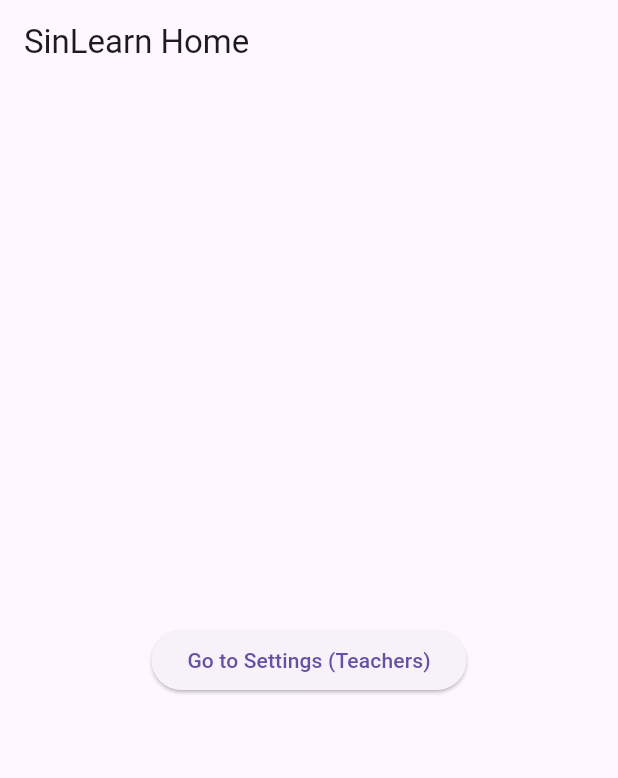
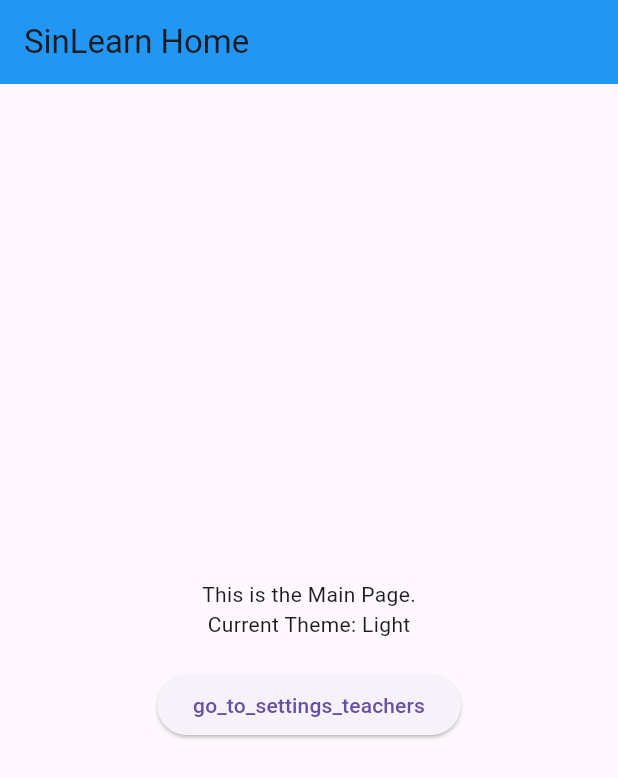
Before and after one commit to Miyuri15/SinLearn_mobile, a Flutter app: the screen it shows after launch, on a phone screen of 412 x 824 dp. Shown: the top 778 px of the screen. Run offline on Flutter 3.47's test engine with Material 3 defaults, Android fonts, the phone set to English and light mode, and no system bars; our stand-ins replace easy_localization, go_router.

Commit message:
improving theme colors and change language

```diff
--- a/assets/languages/en.json
+++ b/assets/languages/en.json
@@ -37,7 +37,7 @@
   "version": "Version",
   "license": "License",
   "terms_conditions": "Terms and Conditions",
-  "privacy_policy": "Privacy Policy"
+  "privacy_policy": "Privacy Policy",
 
-
+  "go_to_settings_teachers": "go_to_settings_teachers"
 }
--- a/assets/languages/si.json
+++ b/assets/languages/si.json
@@ -37,5 +37,7 @@
   "version": "අනුවාදය",
   "license": "බලපත්\u200Dරය",
   "terms_conditions": "නියමයන් සහ කොන්දේසි",
-  "privacy_policy": "පෞද්ගලිකත්ව ප්\u200Dරතිපත්තිය"
+  "privacy_policy": "පෞද්ගලිකත්ව ප්\u200Dරතිපත්තිය",
+
+  "go_to_settings_teachers": "රැස් කිරීම"
 }
--- a/lib/main.dart
+++ b/lib/main.dart
@@ -1,24 +1,58 @@
+
+// main.dart
 
 import 'package:flutter/material.dart';
 import 'package:easy_localization/easy_localization.dart';
 import 'package:go_router/go_router.dart';
+import 'package:provider/provider.dart'; //  Provider
 
-// Your settings page import (IMPORTANT)
+// 💡 folder path
 import 'features/settings/Settings_Teachers.dart';
 
+// ---------------------------
+//  1. THEME SETTINGS (CHANGE NOTIFIER)
+// ---------------------------
+// manage theme color
+class ThemeSettings extends ChangeNotifier {
+  // Dark Mode  Default status
+  bool _isDark = false;
+
+  bool get isDark => _isDark;
+
+  // toggle
+  void toggleTheme(bool value) {
+    _isDark = value;
+    notifyListeners();
+  }
+
+  // still theme
+  ThemeData get currentTheme =>
+      _isDark
+          ? ThemeData(brightness: Brightness.dark, useMaterial3: true)
+          : ThemeData(brightness: Brightness.light, useMaterial3: true);
+}
+
+
+// ---------------------------
+// MAIN FUNCTION (ENTRY POINT)
+// ---------------------------
 void main() async {
   WidgetsFlutterBinding.ensureInitialized();
   await EasyLocalization.ensureInitialized();
 
+  // 💡 support provider
   runApp(
-    EasyLocalization(
-      supportedLocales: [
+    ChangeNotifierProvider(
+      create: (context) => ThemeSettings(), // ThemeSettings instance
+      child: EasyLocalization(
+        supportedLocales: const [
           Locale('en'),
-        Locale('si'),
+          Locale('si'), // sinhala
         ],
         path: 'assets/languages',
-      fallbackLocale: Locale('en'),
+        fallbackLocale: const Locale('en'),
         child: SinLearnApp(),
+      ),
     ),
   );
 }
@@ -31,10 +65,12 @@ class SinLearnApp extends StatelessWidget {
   // ---------------------------
   final GoRouter _router = GoRouter(
     routes: [
+      // 1. Home Page / Main Page
       GoRoute(
         path: '/',
         builder: (context, state) => const PlaceholderHome(),
       ),
+      // 2. Settings Page
       GoRoute(
         path: '/settings_teachers',
         builder: (context, state) => const SettingTeachers(),
@@ -44,6 +80,9 @@ class SinLearnApp extends StatelessWidget {
 
   @override
   Widget build(BuildContext context) {
+    // 💡 Provider
+    final themeSettings = context.watch<ThemeSettings>();
+
     return MaterialApp.router(
       title: "SinLearn",
       debugShowCheckedModeBanner: false,
@@ -53,9 +92,10 @@ class SinLearnApp extends StatelessWidget {
       supportedLocales: context.supportedLocales,
       locale: context.locale,
 
-      // Themes
-      theme: ThemeData(brightness: Brightness.light),
-      darkTheme: ThemeData(brightness: Brightness.dark),
+      // Themes (Light/Dark mode )
+      theme: themeSettings.currentTheme,
+      darkTheme: themeSettings.currentTheme,
+      themeMode: themeSettings.isDark ? ThemeMode.dark : ThemeMode.light,
 
       // Router connect
       routerConfig: _router,
@@ -63,20 +103,39 @@ class SinLearnApp extends StatelessWidget {
   }
 }
 
+// ---------------------------
+// PLACEHOLDER HOME PAGE
+// ---------------------------
 class PlaceholderHome extends StatelessWidget {
   const PlaceholderHome({super.key});
 
   @override
   Widget build(BuildContext context) {
+    // 💡 context.watch
+    final isDark = context.watch<ThemeSettings>().isDark;
+
     return Scaffold(
-      appBar: AppBar(title: Text("SinLearn Home")),
+      appBar: AppBar(
+          title: const Text("SinLearn Home").tr(),
+          backgroundColor: isDark
+              ? const Color(0xFF1E1F20)
+              : Colors.blue
+      ),
       body: Center(
-        child: ElevatedButton(
+        child: Column(
+          mainAxisAlignment: MainAxisAlignment.center,
+          children: [
+            const Text("This is the Main Page.").tr(),
+            Text("Current Theme: ${isDark ? 'Dark' : 'Light'}"), // show theme
+            const SizedBox(height: 20),
+            ElevatedButton(
               onPressed: () {
-            // Go to Settings Teachers Page
                 context.go('/settings_teachers');
               },
-          child: Text("Go to Settings (Teachers)"),
+              // 💡 Localization key
+              child: const Text("go_to_settings_teachers").tr(),
+            ),
+          ],
         ),
       ),
     );
@@ -86,6 +145,8 @@ class PlaceholderHome extends StatelessWidget {
 
 
 
+
+//*************************************************************
 /*
 import 'package:flutter/material.dart';
 import 'package:easy_localization/easy_localization.dart';
--- a/pubspec.yaml
+++ b/pubspec.yaml
@@ -10,6 +10,9 @@ environment:
 dependencies:
   flutter:
     sdk: flutter
+
+  #provider to other pages
+  provider: ^6.1.1
 
   cupertino_icons: ^1.0.8
 
```
Also changed, not shown: lib/features/settings/Settings_Teachers.dart (+45 -51 lines), pubspec.lock, 1 other file. Lines whose indentation alone changed are shown as unchanged.
